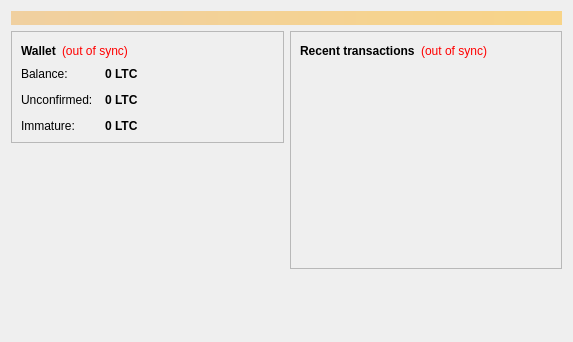
Qt form src/qt/forms/overviewpage.ui (gabens/gabencoin) before a commit.
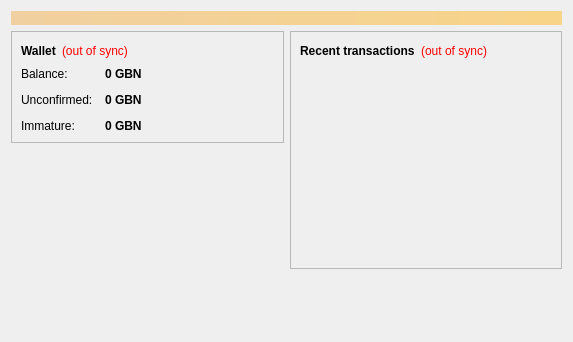
The same form after that commit.

```diff
--- a/src/qt/forms/overviewpage.ui
+++ b/src/qt/forms/overviewpage.ui
@@ -122,7 +122,7 @@
                <string>Your current balance</string>
               </property>
               <property name="text">
-               <string notr="true">0 LTC</string>
+               <string notr="true">0 GBN</string>
               </property>
               <property name="textInteractionFlags">
                <set>Qt::LinksAccessibleByMouse|Qt::TextSelectableByKeyboard|Qt::TextSelectableByMouse</set>
@@ -151,7 +151,7 @@
                <string>Total of transactions that have yet to be confirmed, and do not yet count toward the current balance</string>
               </property>
               <property name="text">
-               <string notr="true">0 LTC</string>
+               <string notr="true">0 GBN</string>
               </property>
               <property name="textInteractionFlags">
                <set>Qt::LinksAccessibleByMouse|Qt::TextSelectableByKeyboard|Qt::TextSelectableByMouse</set>
@@ -177,7 +177,7 @@
                <string>Mined balance that has not yet matured</string>
               </property>
               <property name="text">
-               <string notr="true">0 LTC</string>
+               <string notr="true">0 GBN</string>
               </property>
               <property name="textInteractionFlags">
                <set>Qt::LinksAccessibleByMouse|Qt::TextSelectableByKeyboard|Qt::TextSelectableByMouse</set>
```
Left out of the diff: 4 changed lines with no effect on the pictures.
